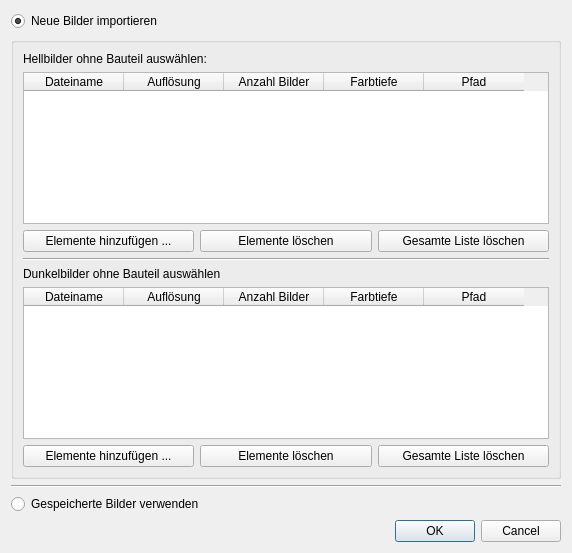
First picture: the form in main/resources/base/flatFieldKorrektur.ui, repository TrandyAndy/Bad-Pixel, before the edit.
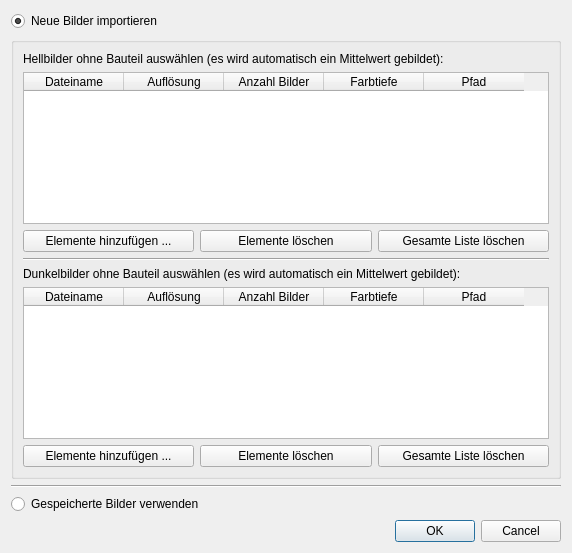
Second picture: the form after the edit.

Commit message: Kleines UI Update für das FFK

```diff
--- a/main/resources/base/flatFieldKorrektur.ui
+++ b/main/resources/base/flatFieldKorrektur.ui
@@ -33,7 +33,7 @@
       <item>
        <widget class="QLabel" name="label">
         <property name="text">
-         <string>Hellbilder ohne Bauteil auswählen:</string>
+         <string>Hellbilder ohne Bauteil auswählen (es wird automatisch ein Mittelwert gebildet):</string>
         </property>
        </widget>
       </item>
@@ -101,7 +101,7 @@
       <item>
        <widget class="QLabel" name="label_2">
         <property name="text">
-         <string>Dunkelbilder ohne Bauteil auswählen</string>
+         <string>Dunkelbilder ohne Bauteil auswählen (es wird automatisch ein Mittelwert gebildet):</string>
         </property>
        </widget>
       </item>
```
